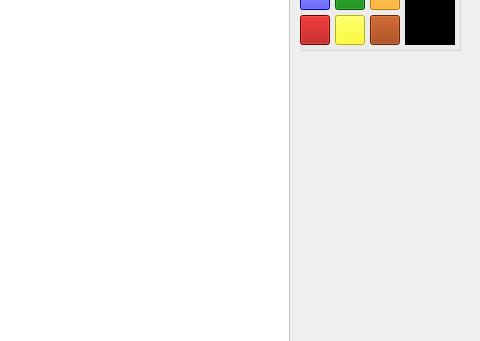
Before: the Qt Designer form GraphicEditor.ui in Killern1nd404/2025_PV231_VASILEVANDREY_3, drawn with Qt 5; both pictures show x 520 to 1000 and y 149 to 490 of the 1000 by 700 pixel window.
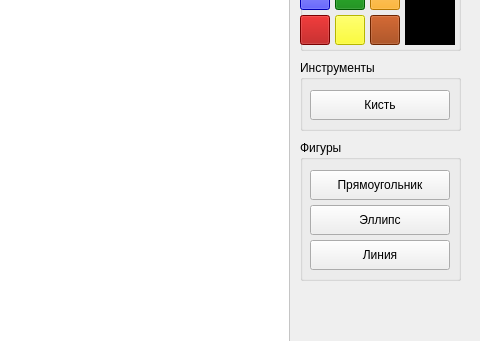
After: the same form once the commit is applied.

Patch:
```diff
--- a/GraphicEditor.ui
+++ b/GraphicEditor.ui
@@ -5430,6 +5430,90 @@
      </property>
     </widget>
    </widget>
+   <widget class="QGroupBox" name="groupBox_2">
+    <property name="geometry">
+     <rect>
+      <x>820</x>
+      <y>190</y>
+      <width>161</width>
+      <height>71</height>
+     </rect>
+    </property>
+    <property name="title">
+     <string>Инструменты</string>
+    </property>
+    <widget class="QPushButton" name="brushButton">
+     <property name="geometry">
+      <rect>
+       <x>10</x>
+       <y>30</y>
+       <width>140</width>
+       <height>30</height>
+      </rect>
+     </property>
+     <property name="sizePolicy">
+      <sizepolicy hsizetype="Fixed" vsizetype="Fixed">
+       <horstretch>0</horstretch>
+       <verstretch>0</verstretch>
+      </sizepolicy>
+     </property>
+     <property name="text">
+      <string>Кисть</string>
+     </property>
+    </widget>
+   </widget>
+   <widget class="QGroupBox" name="groupBox_3">
+    <property name="geometry">
+     <rect>
+      <x>820</x>
+      <y>270</y>
+      <width>161</width>
+      <height>141</height>
+     </rect>
+    </property>
+    <property name="title">
+     <string>Фигуры</string>
+    </property>
+    <widget class="QPushButton" name="rectButton">
+     <property name="geometry">
+      <rect>
+       <x>10</x>
+       <y>30</y>
+       <width>140</width>
+       <height>30</height>
+      </rect>
+     </property>
+     <property name="text">
+      <string>Прямоугольник</string>
+     </property>
+    </widget>
+    <widget class="QPushButton" name="ellipseButton">
+     <property name="geometry">
+      <rect>
+       <x>10</x>
+       <y>65</y>
+       <width>140</width>
+       <height>30</height>
+      </rect>
+     </property>
+     <property name="text">
+      <string>Эллипс</string>
+     </property>
+    </widget>
+    <widget class="QPushButton" name="lineButton">
+     <property name="geometry">
+      <rect>
+       <x>10</x>
+       <y>100</y>
+       <width>140</width>
+       <height>30</height>
+      </rect>
+     </property>
+     <property name="text">
+      <string>Линия</string>
+     </property>
+    </widget>
+   </widget>
   </widget>
   <widget class="QMenuBar" name="menubar">
    <property name="geometry">
```
